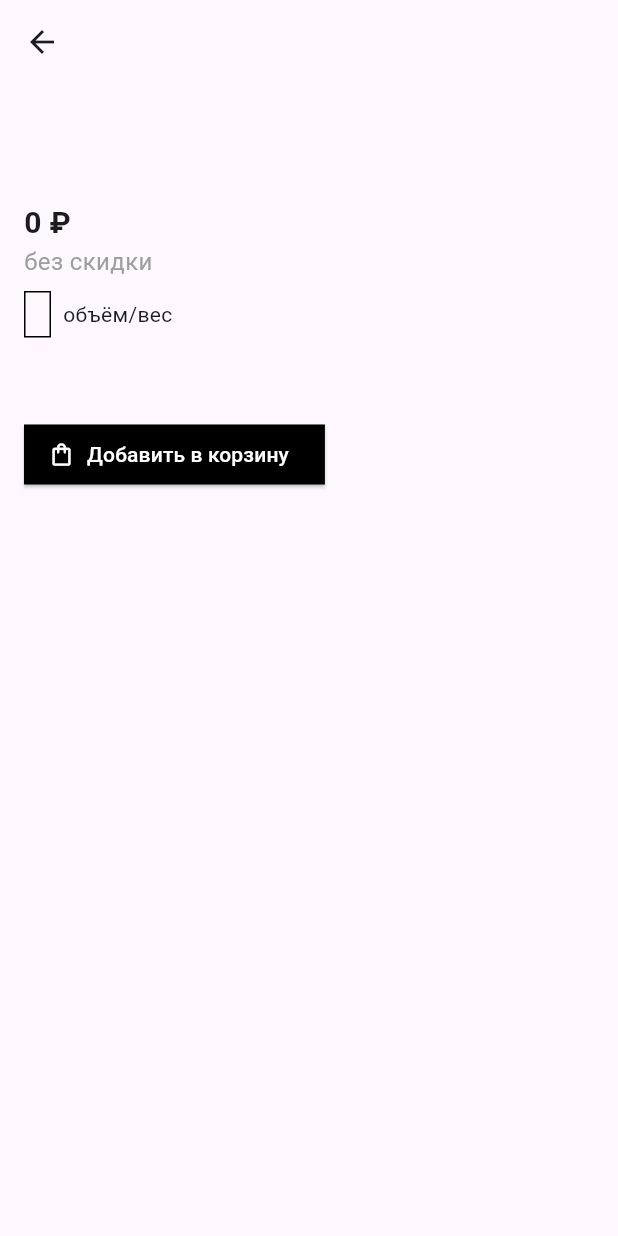
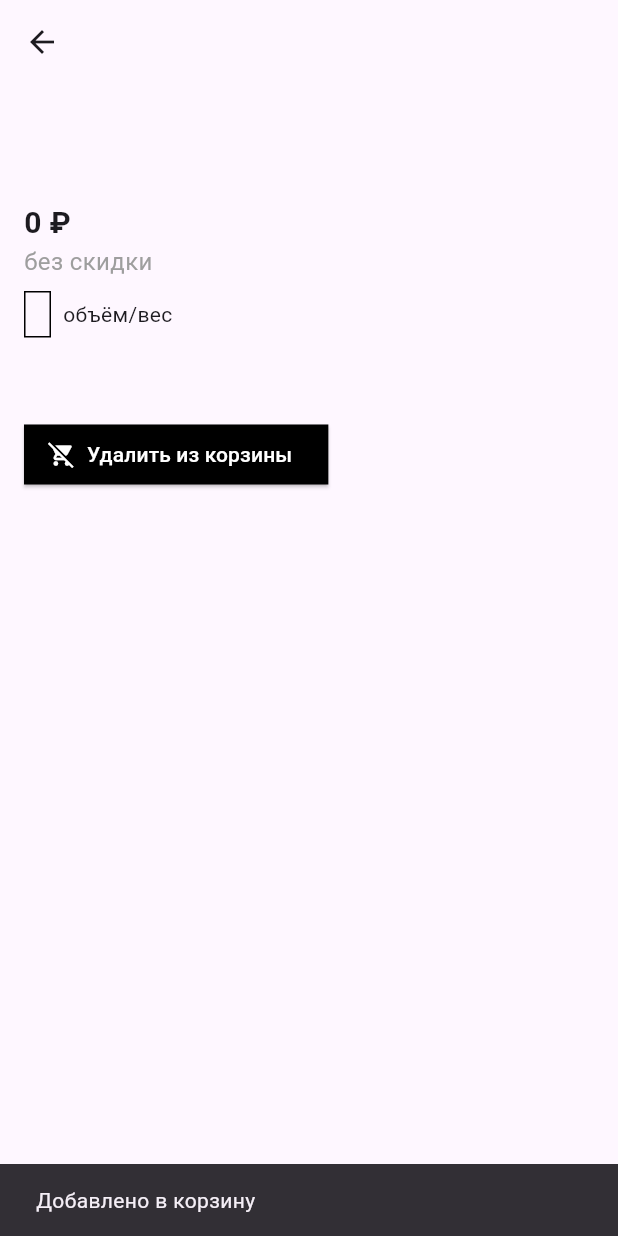
Before and after one commit to mariaemel/mini-shop, a Flutter app: the ProductDetailScreen screen opened directly with empty values, after a tap on "Добавить в корзину", on a phone screen of 412 x 824 dp. Run offline on Flutter 3.47's test engine with Material 3 defaults, Android fonts, the phone set to English and light mode, and no system bars; our stand-ins replace flutter_bloc.

Commit message:
add cart

```diff
--- /dev/null
+++ b/lib/controllers/cart_controller.dart
@@ -0,0 +1,22 @@
+import 'package:flutter_bloc/flutter_bloc.dart';
+import '../models/product.dart';
+
+class CartState {
+  final List<Product> items;
+
+  CartState({this.items = const []});
+}
+
+class CartController extends Cubit<CartState> {
+  CartController() : super(CartState());
+
+  void addToCart(Product product) {
+    final updated = List<Product>.from(state.items)..add(product);
+    emit(CartState(items: updated));
+  }
+
+  void removeFromCart(Product product) {
+    final updated = List<Product>.from(state.items)..remove(product);
+    emit(CartState(items: updated));
+  }
+}
--- a/lib/screens/product_detail_screen.dart
+++ b/lib/screens/product/product_detail_screen.dart
@@ -1,5 +1,7 @@
 import 'package:flutter/material.dart';
-import '../models/product.dart';
+import 'package:flutter_bloc/flutter_bloc.dart';
+import 'package:mini_shop/controllers/cart_controller.dart';
+import '../../models/product.dart';
 
 class ProductDetailScreen extends StatelessWidget {
   final Product product;
@@ -74,14 +76,30 @@ class ProductDetailScreen extends StatelessWidget {
             const SizedBox(height: 8),
             Text(product.description, style: const TextStyle(fontSize: 18)),
             const SizedBox(height: 20),
-            ElevatedButton.icon(
-              onPressed: () {},
-              icon: const Icon(Icons.shopping_bag_outlined, color: Colors.white),
-              label: const Text("Добавить в корзину", style: TextStyle(color: Colors.white)),
-              style: ElevatedButton.styleFrom(
-                backgroundColor: Colors.black,
-                shape: RoundedRectangleBorder(borderRadius: BorderRadius.zero),
-              ),
+            BlocBuilder<CartController, CartState>(
+              builder: (context, state) {
+                final isInCart = state.items.contains(product);
+                return ElevatedButton.icon(
+                  onPressed: () {
+                    if (isInCart) {
+                      context.read<CartController>().removeFromCart(product);
+                      ScaffoldMessenger.of(context).showSnackBar(const SnackBar(content: Text("Удалено из корзины")));
+                    } else {
+                      context.read<CartController>().addToCart(product);
+                      ScaffoldMessenger.of(context).showSnackBar(const SnackBar(content: Text("Добавлено в корзину")));
+                    }
+                  },
+                  icon: Icon(isInCart ? Icons.remove_shopping_cart : Icons.shopping_bag_outlined, color: Colors.white),
+                  label: Text(
+                    isInCart ? "Удалить из корзины" : "Добавить в корзину",
+                    style: const TextStyle(color: Colors.white),
+                  ),
+                  style: ElevatedButton.styleFrom(
+                    backgroundColor: Colors.black,
+                    shape: RoundedRectangleBorder(borderRadius: BorderRadius.zero),
+                  ),
+                );
+              },
             ),
           ],
         ),
--- a/lib/screens/product_card.dart
+++ b/lib/widgets/product/product_card.dart
@@ -1,6 +1,6 @@
 import 'package:flutter/material.dart';
-import '../screens/product_detail_screen.dart';
-import '../models/product.dart';
+import '../../screens/product/product_detail_screen.dart';
+import '../../models/product.dart';
 
 class ProductCard extends StatelessWidget {
   final Product product;
@@ -38,8 +38,6 @@ class ProductCard extends StatelessWidget {
                       ],
                     ),
                   ),
-
-                  const SizedBox(width: 12),
                 ],
               ),
               const SizedBox(height: 8),
--- a/pubspec.yaml
+++ b/pubspec.yaml
@@ -30,6 +30,7 @@ environment:
 dependencies:
   flutter:
     sdk: flutter
+  flutter_bloc: ^8.1.6
 
   # The following adds the Cupertino Icons font to your application.
   # Use with the CupertinoIcons class for iOS style icons.
```
Also changed, not shown: lib/main.dart (+10 -5 lines), lib/screens/cart/cart_screen.dart (added, +27 -0 lines), lib/screens/home/home_screen.dart (added, +57 -0 lines), lib/screens/home_screen.dart (deleted, +0 -30 lines), lib/widgets/cart/cart_item.dart (added, +51 -0 lines), pubspec.lock.
